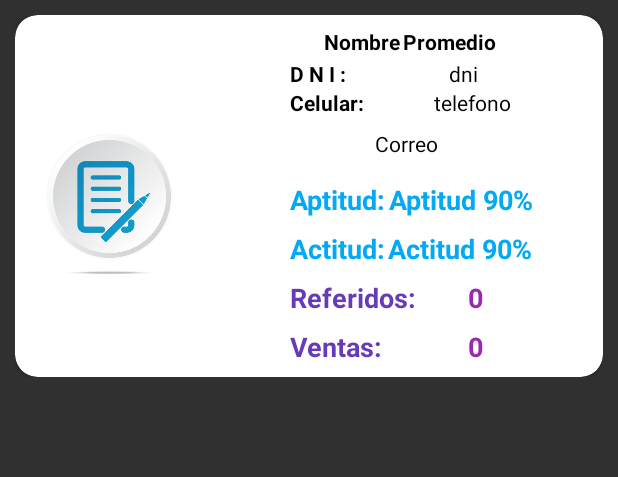
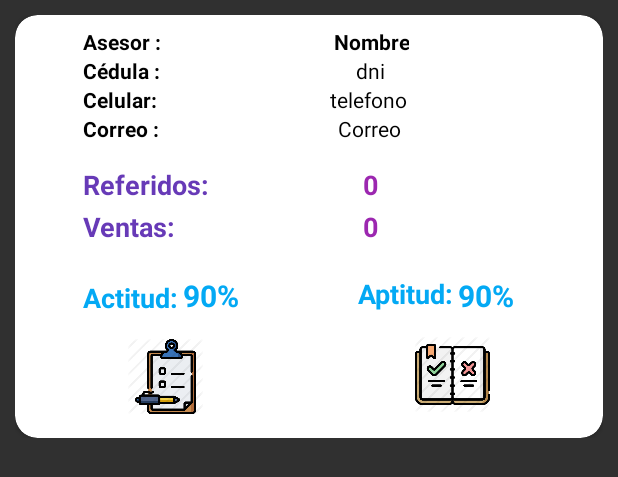
Before and after one commit to JuanCuaycal/HughesNetApp, an Android app: the layout myrow_advisor.xml on its own in the app's theme, with its tools: preview values and no code run, on a phone screen of 412 x 824 dp. Shown: the top 477 px of the screen. Run offline under Robolectric (Android 15) with nearby library versions, the phone set to English and light mode, and no system bars.

Commit message:
Promedio Porcentajes Botones Recycler Ventanas Emergentes

```diff
--- a/app/src/main/AndroidManifest.xml
+++ b/app/src/main/AndroidManifest.xml
@@ -12,14 +12,13 @@
         android:allowBackup="true"
         android:icon="@mipmap/ic_launcher"
         android:label="@string/app_name"
-
         android:roundIcon="@mipmap/ic_launcher_round"
         android:supportsRtl="true"
         android:theme="@style/Theme.Design.NoActionBar"
         android:usesCleartextTraffic="true">
-        <activity android:name=".Activity_graphics"></activity>
+        <activity android:name=".PopUp_DetalleAdv"></activity>
+        <activity android:name=".Activity_graphics" />
         <activity android:name="GraphicsWeb.Activity_Graphics" />
-
         <activity android:name=".Datos" />
         <activity android:name=".ChangePassword" />
         <activity android:name=".Profile" />
--- a/app/src/main/res/layout/myrow_advisor.xml
+++ b/app/src/main/res/layout/myrow_advisor.xml
@@ -23,17 +23,25 @@
             android:layout_width="match_parent"
             android:layout_height="wrap_content">
 
+
             <ImageView
                 android:id="@+id/imageView5"
-                android:layout_width="110sp"
-                android:layout_height="110sp"
-                android:layout_marginStart="8dp"
-                android:layout_marginLeft="8dp"
+                android:layout_width="52dp"
+                android:layout_height="45dp"
+                android:layout_marginStart="45dp"
+                android:layout_marginLeft="45dp"
+                android:layout_marginTop="25dp"
+                android:layout_marginEnd="45dp"
+                android:layout_marginRight="45dp"
+                android:layout_marginBottom="12dp"
+                android:visibility="gone"
                 app:layout_constraintBottom_toBottomOf="parent"
+                app:layout_constraintEnd_toEndOf="parent"
+                app:layout_constraintHorizontal_bias="0.864"
                 app:layout_constraintStart_toStartOf="parent"
-                app:layout_constraintTop_toTopOf="parent"
+                app:layout_constraintTop_toBottomOf="@+id/textView33"
+                app:layout_constraintVertical_bias="0.0"
                 app:srcCompat="@drawable/nivels" />
-
 
             <TextView
                 android:id="@+id/id_actitud"
@@ -50,61 +58,69 @@
 
             <TextView
                 android:id="@+id/id_aptitud"
-                android:layout_width="250sp"
+                android:layout_width="wrap_content"
                 android:layout_height="wrap_content"
-                android:layout_marginStart="20dp"
-                android:layout_marginLeft="20dp"
-                android:layout_marginTop="8dp"
-                android:layout_marginEnd="8dp"
-                android:layout_marginRight="8dp"
+                android:layout_marginEnd="15dp"
+                android:layout_marginRight="15dp"
                 android:gravity="center"
                 android:text="Correo"
                 android:textColor="#000000"
                 app:layout_constraintEnd_toEndOf="parent"
-                app:layout_constraintStart_toEndOf="@+id/imageView5"
+                app:layout_constraintStart_toEndOf="@+id/textView14"
                 app:layout_constraintTop_toBottomOf="@+id/id_actitud" />
 
             <TextView
                 android:id="@+id/id_actitud21"
-                android:layout_width="100sp"
+                android:layout_width="wrap_content"
                 android:layout_height="wrap_content"
-                android:layout_marginTop="8dp"
-                android:layout_marginEnd="15dp"
-                android:layout_marginRight="15dp"
+                android:layout_marginStart="3dp"
+                android:layout_marginLeft="3dp"
+                android:layout_marginTop="20dp"
                 android:gravity="center"
-                android:text="Actitud 90%"
+                android:text="90%"
                 android:textColor="#03A9F4"
                 android:textColorLink="#FFFFFF"
-                android:textSize="18sp"
+                android:textSize="20sp"
                 android:textStyle="bold"
-                app:layout_constraintEnd_toEndOf="parent"
-                app:layout_constraintHorizontal_bias="0.0"
                 app:layout_constraintStart_toEndOf="@+id/textView34"
-                app:layout_constraintTop_toBottomOf="@+id/id_aptitud31" />
+                app:layout_constraintTop_toBottomOf="@+id/textView23" />
 
             <TextView
                 android:id="@+id/id_aptitud31"
-                android:layout_width="100sp"
+                android:layout_width="wrap_content"
                 android:layout_height="wrap_content"
-                android:layout_marginTop="15dp"
-                android:layout_marginEnd="12dp"
-                android:layout_marginRight="12dp"
+                android:layout_marginStart="3dp"
+                android:layout_marginLeft="3dp"
+                android:layout_marginTop="20dp"
                 android:gravity="center"
-                android:text="Aptitud 90%"
+                android:text="90%"
+                android:textColor="#03A9F4"
+                android:textSize="20sp"
+                android:textStyle="bold"
+                app:layout_constraintStart_toEndOf="@+id/textView33"
+                app:layout_constraintTop_toBottomOf="@+id/id_ventas" />
+
+            <TextView
+                android:id="@+id/textView33"
+                android:layout_width="wrap_content"
+                android:layout_height="wrap_content"
+                android:layout_marginTop="20dp"
+                android:layout_marginEnd="100dp"
+                android:layout_marginRight="100dp"
+                android:gravity="center"
+                android:text="Aptitud:"
                 android:textColor="#03A9F4"
                 android:textSize="18sp"
                 android:textStyle="bold"
                 app:layout_constraintEnd_toEndOf="parent"
-                app:layout_constraintHorizontal_bias="0.0"
-                app:layout_constraintStart_toEndOf="@+id/textView33"
-                app:layout_constraintTop_toBottomOf="@+id/id_aptitud" />
+                app:layout_constraintTop_toBottomOf="@+id/id_ventas" />
 
             <TextView
                 android:id="@+id/id_aptitud4"
                 android:layout_width="200sp"
                 android:layout_height="wrap_content"
-                android:layout_marginEnd="16dp"
-                android:layout_marginRight="16dp"
+                android:layout_marginEnd="60dp"
+                android:layout_marginRight="60dp"
                 android:gravity="center"
                 android:text="Aptitud 90%"
                 android:textColor="#000000"
@@ -121,59 +137,50 @@
                 android:text="Promedio"
                 android:textColor="#000000"
                 android:textStyle="bold"
+                android:visibility="gone"
                 app:layout_constraintEnd_toEndOf="parent"
-                app:layout_constraintHorizontal_bias="0.0"
+                app:layout_constraintHorizontal_bias="0.07"
                 app:layout_constraintStart_toEndOf="@+id/id_nombre_advisor_card"
-                app:layout_constraintTop_toTopOf="parent" />
+                app:layout_constraintTop_toBottomOf="@+id/imageView5" />
 
             <TextView
                 android:id="@+id/id_nombre_advisor_card"
-                android:layout_width="55sp"
+                android:layout_width="wrap_content"
                 android:layout_height="wrap_content"
-                android:layout_marginStart="85dp"
-                android:layout_marginLeft="85dp"
                 android:layout_marginTop="8dp"
+                android:layout_marginEnd="15dp"
+                android:layout_marginRight="15dp"
                 android:gravity="center"
                 android:text="Nombre"
                 android:textColor="#000000"
                 android:textStyle="bold"
-                app:layout_constraintStart_toEndOf="@+id/imageView5"
+                app:layout_constraintEnd_toEndOf="parent"
+                app:layout_constraintStart_toEndOf="@+id/textView38"
                 app:layout_constraintTop_toTopOf="parent" />
-
-            <TextView
-                android:id="@+id/textView33"
-                android:layout_width="wrap_content"
-                android:layout_height="wrap_content"
-                android:layout_marginStart="65dp"
-                android:layout_marginLeft="65dp"
-                android:layout_marginTop="15dp"
-                android:text="Aptitud:"
-                android:textColor="#03A9F4"
-                android:textSize="18sp"
-                android:textStyle="bold"
-                app:layout_constraintStart_toEndOf="@+id/imageView5"
-                app:layout_constraintTop_toBottomOf="@+id/id_aptitud" />
 
             <TextView
                 android:id="@+id/textView34"
                 android:layout_width="wrap_content"
                 android:layout_height="wrap_content"
-                android:layout_marginStart="65dp"
-                android:layout_marginLeft="65dp"
-                android:layout_marginTop="8dp"
+                android:layout_marginStart="45dp"
+                android:layout_marginLeft="45dp"
+                android:layout_marginTop="20dp"
+                android:layout_marginBottom="8dp"
+                android:gravity="center"
                 android:text="Actitud:"
                 android:textColor="#03A9F4"
                 android:textColorLink="#FFFFFF"
                 android:textSize="18sp"
                 android:textStyle="bold"
-                app:layout_constraintStart_toEndOf="@+id/imageView5"
-                app:layout_constraintTop_toBottomOf="@+id/textView33" />
+                app:layout_constraintBottom_toBottomOf="parent"
+                app:layout_constraintStart_toStartOf="parent"
+                app:layout_constraintTop_toBottomOf="@+id/textView23"
+                app:layout_constraintVertical_bias="0.032" />
 
             <TextView
                 android:id="@+id/id_asesor_dni"
                 android:layout_width="wrap_content"
                 android:layout_height="wrap_content"
-                android:layout_marginTop="2dp"
                 android:layout_marginEnd="15dp"
                 android:layout_marginRight="15dp"
                 android:text="dni"
@@ -187,15 +194,28 @@
                 android:id="@+id/textView35"
                 android:layout_width="wrap_content"
                 android:layout_height="wrap_content"
-                android:layout_marginStart="65dp"
-                android:layout_marginLeft="65dp"
-                android:layout_marginTop="2dp"
-                android:text="D N I :"
+                android:layout_marginStart="45dp"
+                android:layout_marginLeft="45dp"
+                android:text="Cédula :"
                 android:textColor="#000000"
                 android:textStyle="bold"
                 android:visibility="visible"
-                app:layout_constraintStart_toEndOf="@+id/imageView5"
-                app:layout_constraintTop_toBottomOf="@+id/id_promedio" />
+                app:layout_constraintStart_toStartOf="parent"
+                app:layout_constraintTop_toBottomOf="@+id/textView38" />
+
+            <TextView
+                android:id="@+id/textView38"
+                android:layout_width="wrap_content"
+                android:layout_height="wrap_content"
+                android:layout_marginStart="45dp"
+                android:layout_marginLeft="45dp"
+                android:layout_marginTop="8dp"
+                android:text="Asesor :"
+                android:textColor="#000000"
+                android:textStyle="bold"
+                android:visibility="visible"
+                app:layout_constraintStart_toStartOf="parent"
+                app:layout_constraintTop_toTopOf="parent" />
 
             <Button
                 android:id="@+id/btn_llamar"
@@ -212,73 +232,126 @@
                 android:id="@+id/textView37"
                 android:layout_width="wrap_content"
                 android:layout_height="wrap_content"
-                android:layout_marginStart="65dp"
-                android:layout_marginLeft="65dp"
+                android:layout_marginStart="45dp"
+                android:layout_marginLeft="45dp"
                 android:text="Celular:"
                 android:textColor="#000000"
                 android:textStyle="bold"
-                app:layout_constraintStart_toEndOf="@+id/imageView5"
+                app:layout_constraintStart_toStartOf="parent"
                 app:layout_constraintTop_toBottomOf="@+id/textView35" />
+
+            <TextView
+                android:id="@+id/textView14"
+                android:layout_width="wrap_content"
+                android:layout_height="wrap_content"
+                android:layout_marginStart="45dp"
+                android:layout_marginLeft="45dp"
+                android:text="Correo :"
+                android:textColor="#000000"
+                android:textStyle="bold"
+                app:layout_constraintStart_toStartOf="parent"
+                app:layout_constraintTop_toBottomOf="@+id/textView37" />
 
             <TextView
                 android:id="@+id/textView25"
                 android:layout_width="wrap_content"
                 android:layout_height="wrap_content"
-                android:layout_marginStart="65dp"
-                android:layout_marginLeft="65dp"
-                android:layout_marginTop="8dp"
+                android:layout_marginStart="45dp"
+                android:layout_marginLeft="45dp"
+                android:layout_marginTop="15dp"
                 android:text="Referidos:"
                 android:textColor="#673AB7"
                 android:textSize="18sp"
                 android:textStyle="bold"
-                app:layout_constraintStart_toEndOf="@+id/imageView5"
-                app:layout_constraintTop_toBottomOf="@+id/textView34" />
+                app:layout_constraintStart_toStartOf="parent"
+                app:layout_constraintTop_toBottomOf="@+id/id_aptitud" />
 
             <TextView
                 android:id="@+id/textView23"
                 android:layout_width="wrap_content"
                 android:layout_height="wrap_content"
-                android:layout_marginStart="65dp"
-                android:layout_marginLeft="65dp"
-                android:layout_marginTop="8dp"
+                android:layout_marginStart="45dp"
+                android:layout_marginLeft="45dp"
+                android:layout_marginTop="3dp"
                 android:layout_marginBottom="8dp"
                 android:text="Ventas:"
                 android:textColor="#673AB7"
                 android:textSize="18sp"
                 android:textStyle="bold"
                 app:layout_constraintBottom_toBottomOf="parent"
-                app:layout_constraintStart_toEndOf="@+id/imageView5"
-                app:layout_constraintTop_toBottomOf="@+id/textView25" />
+                app:layout_constraintStart_toStartOf="parent"
+                app:layout_constraintTop_toBottomOf="@+id/textView25"
+                app:layout_constraintVertical_bias="0.0" />
 
             <TextView
                 android:id="@+id/id_referidos"
                 android:layout_width="wrap_content"
                 android:layout_height="wrap_content"
-                android:layout_marginTop="8dp"
-                android:layout_marginEnd="80dp"
-                android:layout_marginRight="80dp"
+                android:layout_marginTop="15dp"
+                android:layout_marginEnd="150dp"
+                android:layout_marginRight="150dp"
                 android:text="0"
                 android:textColor="#9C27B0"
                 android:textSize="18sp"
                 android:textStyle="bold"
                 app:layout_constraintEnd_toEndOf="parent"
-                app:layout_constraintTop_toBottomOf="@+id/id_actitud21" />
+                app:layout_constraintTop_toBottomOf="@+id/id_aptitud" />
 
             <TextView
                 android:id="@+id/id_ventas"
                 android:layout_width="wrap_content"
                 android:layout_height="wrap_content"
-                android:layout_marginTop="8dp"
-                android:layout_marginEnd="80dp"
-                android:layout_marginRight="80dp"
-                android:layout_marginBottom="8dp"
+                android:layout_marginTop="3dp"
+                android:layout_marginEnd="150dp"
+                android:layout_marginRight="150dp"
                 android:text="0"
                 android:textColor="#9C27B0"
                 android:textSize="18sp"
                 android:textStyle="bold"
+                app:layout_constraintEnd_toEndOf="parent"
+                app:layout_constraintTop_toBottomOf="@+id/id_referidos" />
+
+            <Button
+                android:id="@+id/button"
+                android:layout_width="wrap_content"
+                android:layout_height="wrap_content"
+                android:layout_marginTop="8dp"
+                android:layout_marginEnd="72dp"
+                android:layout_marginRight="72dp"
+                android:background="@drawable/button_exit"
+                android:text="Detalle"
+                android:visibility="gone"
                 app:layout_constraintBottom_toBottomOf="parent"
                 app:layout_constraintEnd_toEndOf="parent"
-                app:layout_constraintTop_toBottomOf="@+id/id_referidos" />
+                app:layout_constraintTop_toBottomOf="@+id/textView33"
+                app:layout_constraintVertical_bias="0.0" />
+
+            <Button
+                android:id="@+id/id_button_formulario_row"
+                android:layout_width="50sp"
+                android:layout_height="50sp"
+                android:layout_marginStart="75dp"
+                android:layout_marginLeft="75dp"
+                android:layout_marginTop="15dp"
+                android:layout_marginBottom="16dp"
+                android:background="@drawable/form1"
+                android:textColor="#221E1E"
+                app:layout_constraintBottom_toBottomOf="parent"
+                app:layout_constraintStart_toStartOf="parent"
+                app:layout_constraintTop_toBottomOf="@+id/textView34" />
+
+            <Button
+                android:id="@+id/id_button_checklist_row"
+                android:layout_width="50dp"
+                android:layout_height="50dp"
+                android:layout_marginTop="15dp"
+                android:layout_marginEnd="75dp"
+                android:layout_marginRight="75dp"
+                android:layout_marginBottom="16dp"
+                android:background="@drawable/form2"
+                app:layout_constraintBottom_toBottomOf="parent"
+                app:layout_constraintEnd_toEndOf="parent"
+                app:layout_constraintTop_toBottomOf="@+id/textView33" />
         </androidx.constraintlayout.widget.ConstraintLayout>
 
     </androidx.cardview.widget.CardView>
```
Also changed, not shown: app/src/main/java/com/hughesnet/hughesnetapp/PopUp_DetalleAdv.java (added, +28 -0 lines), app/src/main/java/com/hughesnet/hughesnetapp/StatusAdvisorActivity.java (+19 -3 lines), app/src/main/java/com/hughesnet/hughesnetapp/adapter/RecyclerAdapterAdvisor.java (+102 -9 lines), app/src/main/res/layout/activity_pop_up__detalle_adv.xml (added, +59 -0 lines), app/src/main/res/drawable/form1.png (added), app/src/main/res/drawable/form2.png (added).
